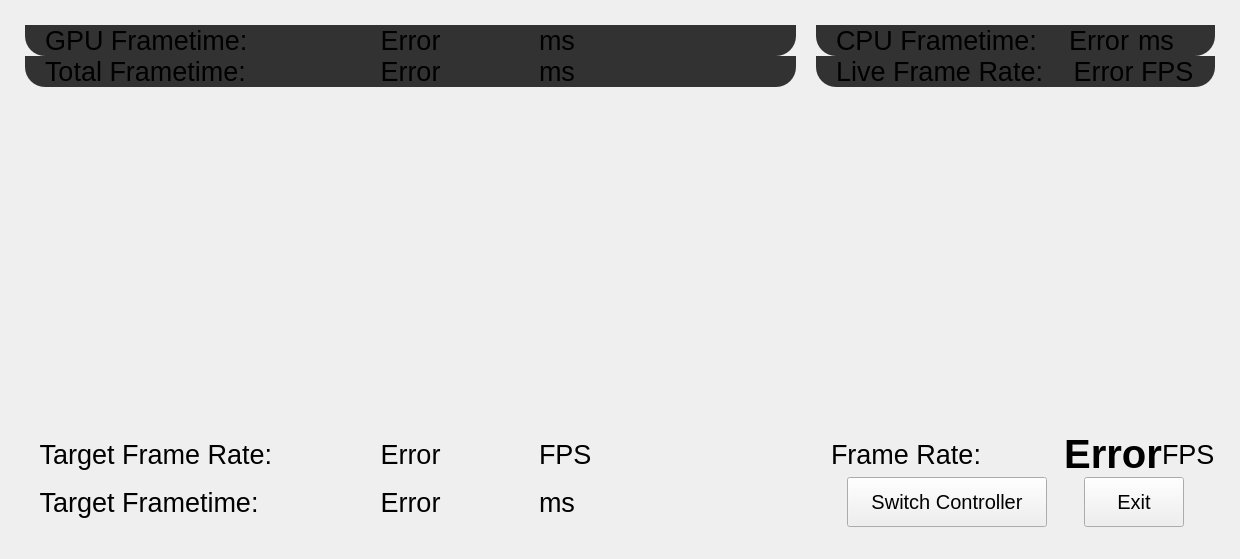
Before: the Qt Designer form src/userinterface/dashboardui.ui in Trixxle/SeamenPerformanceOverlay, drawn with Qt 5.
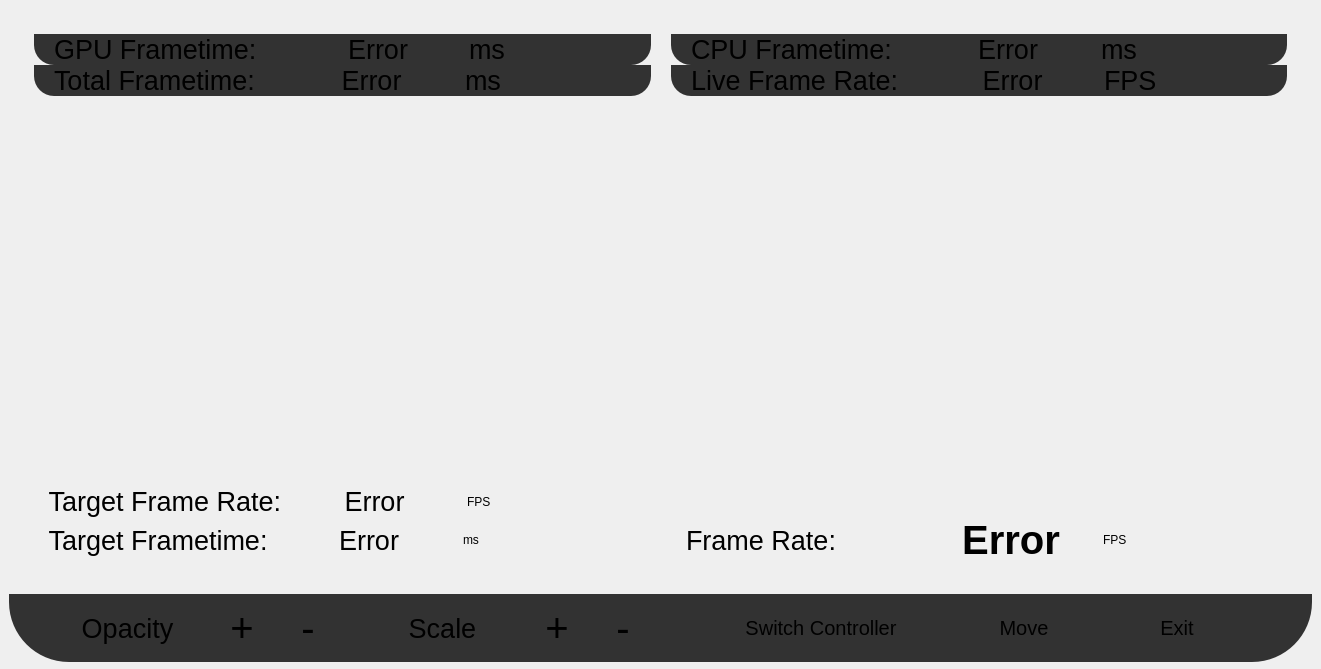
After: the same form once the commit is applied.

Commit message: UI changes, opacity settings, scale buttons not yet implemented. Moving the widget is more robust, switching controller works as intended. New bug: On CPU graph everything above 11.11ms isnt shows

Patch:
```diff
--- a/src/userinterface/dashboardui.ui
+++ b/src/userinterface/dashboardui.ui
@@ -6,8 +6,8 @@
    <rect>
     <x>0</x>
     <y>0</y>
-    <width>1240</width>
-    <height>559</height>
+    <width>1321</width>
+    <height>669</height>
    </rect>
   </property>
   <property name="windowTitle">
@@ -16,23 +16,32 @@
   <property name="windowOpacity">
    <double>0.850000000000000</double>
   </property>
-  <widget class="QWidget" name="gridLayoutWidget_2">
+  <widget class="QFrame" name="mainFrame">
+   <property name="enabled">
+    <bool>true</bool>
+   </property>
    <property name="geometry">
     <rect>
      <x>0</x>
      <y>0</y>
-     <width>1240</width>
-     <height>552</height>
+     <width>1321</width>
+     <height>671</height>
     </rect>
    </property>
-   <property name="font">
-    <font>
-     <pointsize>20</pointsize>
-    </font>
+   <property name="styleSheet">
+    <string notr="true">border: none;</string>
    </property>
-   <layout class="QGridLayout" name="mainGridLayout" rowminimumheight="0,0,0,0,0">
+   <property name="frameShape">
+    <enum>QFrame::Shape::StyledPanel</enum>
+   </property>
+   <property name="frameShadow">
+    <enum>QFrame::Shadow::Raised</enum>
+   </property>
+   <layout class="QGridLayout" name="gridLayout">
+    <item row="0" column="0">
+     <layout class="QGridLayout" name="mainGridLayout" rowminimumheight="0,0,0,0,0,0,0">
     <property name="sizeConstraint">
-     <enum>QLayout::SizeConstraint::SetDefaultConstraint</enum>
+       <enum>QLayout::SizeConstraint::SetMinimumSize</enum>
     </property>
     <property name="leftMargin">
      <number>25</number>
@@ -53,306 +62,6 @@
      <number>0</number>
     </property>
     <item row="4" column="0">
-     <layout class="QHBoxLayout" name="RefreshRate">
-      <item>
-       <widget class="QLabel" name="headsetRefreshRateTitle">
-        <property name="minimumSize">
-         <size>
-          <width>0</width>
-          <height>0</height>
-         </size>
-        </property>
-        <property name="font">
-         <font>
-          <pointsize>20</pointsize>
-         </font>
-        </property>
-        <property name="text">
-         <string>  Target Frametime: </string>
-        </property>
-       </widget>
-      </item>
-      <item>
-       <widget class="QLabel" name="headsetRefreshRateLabel">
-        <property name="font">
-         <font>
-          <pointsize>20</pointsize>
-         </font>
-        </property>
-        <property name="text">
-         <string>Error</string>
-        </property>
-        <property name="alignment">
-         <set>Qt::AlignmentFlag::AlignCenter</set>
-        </property>
-       </widget>
-      </item>
-      <item>
-       <widget class="QLabel" name="label_2">
-        <property name="text">
-         <string>ms</string>
-        </property>
-       </widget>
-      </item>
-     </layout>
-    </item>
-    <item row="1" column="1">
-     <layout class="QHBoxLayout" name="LiveFrameRate">
-      <property name="spacing">
-       <number>0</number>
-      </property>
-      <item>
-       <widget class="QLabel" name="frameRateTitle">
-        <property name="minimumSize">
-         <size>
-          <width>0</width>
-          <height>0</height>
-         </size>
-        </property>
-        <property name="font">
-         <font>
-          <pointsize>20</pointsize>
-         </font>
-        </property>
-        <property name="styleSheet">
-         <string notr="true">background-color: rgb(50, 50, 50);
-border-top-left-radius: 0px;   
-border-top-right-radius: 0px;  
-border-bottom-left-radius: 20px; 
-border-bottom-right-radius: 0px;</string>
-        </property>
-        <property name="text">
-         <string>Live Frame Rate:   </string>
-        </property>
-        <property name="margin">
-         <number>2</number>
-        </property>
-        <property name="indent">
-         <number>20</number>
-        </property>
-       </widget>
-      </item>
-      <item>
-       <widget class="QLabel" name="frameRateLabel">
-        <property name="font">
-         <font>
-          <pointsize>20</pointsize>
-          <italic>false</italic>
-          <bold>false</bold>
-         </font>
-        </property>
-        <property name="styleSheet">
-         <string notr="true">background-color: rgb(50, 50, 50);
-border-top-left-radius: 0px;   
-border-top-right-radius: 0px;  
-border-bottom-left-radius: 0px; 
-border-bottom-right-radius: 0px;</string>
-        </property>
-        <property name="text">
-         <string>Error</string>
-        </property>
-        <property name="alignment">
-         <set>Qt::AlignmentFlag::AlignCenter</set>
-        </property>
-        <property name="margin">
-         <number>2</number>
-        </property>
-       </widget>
-      </item>
-      <item>
-       <widget class="QLabel" name="label_5">
-        <property name="font">
-         <font>
-          <pointsize>20</pointsize>
-         </font>
-        </property>
-        <property name="styleSheet">
-         <string notr="true">background-color: rgb(50, 50, 50);
-border-top-left-radius: 0px;   
-border-top-right-radius: 0px;  
-border-bottom-left-radius: 0px; 
-border-bottom-right-radius: 20px;</string>
-        </property>
-        <property name="text">
-         <string>FPS</string>
-        </property>
-        <property name="margin">
-         <number>2</number>
-        </property>
-       </widget>
-      </item>
-     </layout>
-    </item>
-    <item row="4" column="1">
-     <layout class="QHBoxLayout" name="interactionLayout">
-      <property name="spacing">
-       <number>6</number>
-      </property>
-      <item>
-       <widget class="QPushButton" name="moveButton">
-        <property name="minimumSize">
-         <size>
-          <width>200</width>
-          <height>50</height>
-         </size>
-        </property>
-        <property name="maximumSize">
-         <size>
-          <width>200</width>
-          <height>50</height>
-         </size>
-        </property>
-        <property name="font">
-         <font>
-          <pointsize>15</pointsize>
-         </font>
-        </property>
-        <property name="text">
-         <string>Switch Controller</string>
-        </property>
-       </widget>
-      </item>
-      <item>
-       <widget class="QPushButton" name="exitButton">
-        <property name="minimumSize">
-         <size>
-          <width>100</width>
-          <height>50</height>
-         </size>
-        </property>
-        <property name="maximumSize">
-         <size>
-          <width>100</width>
-          <height>50</height>
-         </size>
-        </property>
-        <property name="font">
-         <font>
-          <pointsize>15</pointsize>
-          <bold>false</bold>
-         </font>
-        </property>
-        <property name="styleSheet">
-         <string notr="true"/>
-        </property>
-        <property name="text">
-         <string>Exit</string>
-        </property>
-       </widget>
-      </item>
-     </layout>
-    </item>
-    <item row="0" column="0">
-     <layout class="QHBoxLayout" name="GPU" stretch="0,0,0">
-      <property name="spacing">
-       <number>0</number>
-      </property>
-      <property name="sizeConstraint">
-       <enum>QLayout::SizeConstraint::SetDefaultConstraint</enum>
-      </property>
-      <property name="leftMargin">
-       <number>0</number>
-      </property>
-      <property name="rightMargin">
-       <number>0</number>
-      </property>
-      <property name="bottomMargin">
-       <number>0</number>
-      </property>
-      <item>
-       <widget class="QLabel" name="gpuFrameTimeTitle">
-        <property name="minimumSize">
-         <size>
-          <width>0</width>
-          <height>0</height>
-         </size>
-        </property>
-        <property name="font">
-         <font>
-          <pointsize>20</pointsize>
-         </font>
-        </property>
-        <property name="styleSheet">
-         <string notr="true">background-color: rgb(50, 50, 50);
-border-top-left-radius: 0px;   
-border-top-right-radius: 0px;  
-border-bottom-left-radius: 20px; 
-border-bottom-right-radius: 0px;</string>
-        </property>
-        <property name="text">
-         <string>GPU Frametime:    </string>
-        </property>
-        <property name="margin">
-         <number>2</number>
-        </property>
-        <property name="indent">
-         <number>20</number>
-        </property>
-       </widget>
-      </item>
-      <item>
-       <widget class="QLabel" name="gpuFrameTimeLabel">
-        <property name="font">
-         <font>
-          <pointsize>20</pointsize>
-         </font>
-        </property>
-        <property name="styleSheet">
-         <string notr="true">background-color: rgb(50, 50, 50);
-border-top-left-radius: 0px;   
-border-top-right-radius: 0px;  
-border-bottom-left-radius: 0px; 
-border-bottom-right-radius: 0px;</string>
-        </property>
-        <property name="text">
-         <string>Error</string>
-        </property>
-        <property name="alignment">
-         <set>Qt::AlignmentFlag::AlignCenter</set>
-        </property>
-        <property name="margin">
-         <number>2</number>
-        </property>
-       </widget>
-      </item>
-      <item>
-       <widget class="QLabel" name="label">
-        <property name="font">
-         <font>
-          <pointsize>20</pointsize>
-         </font>
-        </property>
-        <property name="styleSheet">
-         <string notr="true">background-color: rgb(50, 50, 50);
-border-top-left-radius: 0px;   
-border-top-right-radius: 0px;  
-border-bottom-left-radius: 0px; 
-border-bottom-right-radius: 20px;</string>
-        </property>
-        <property name="text">
-         <string>ms</string>
-        </property>
-        <property name="margin">
-         <number>2</number>
-        </property>
-       </widget>
-      </item>
-     </layout>
-    </item>
-    <item row="2" column="0">
-     <spacer name="verticalSpacer">
-      <property name="orientation">
-       <enum>Qt::Orientation::Vertical</enum>
-      </property>
-      <property name="sizeHint" stdset="0">
-       <size>
-        <width>10</width>
-        <height>10</height>
-       </size>
-      </property>
-     </spacer>
-    </item>
-    <item row="3" column="0">
      <layout class="QHBoxLayout" name="TargetFrameRate">
       <item>
        <widget class="QLabel" name="targetFrameRateTitle">
@@ -402,8 +111,54 @@
       </item>
      </layout>
     </item>
-    <item row="0" column="1">
-     <layout class="QHBoxLayout" name="CPU">
+      <item row="5" column="1">
+       <layout class="QHBoxLayout" name="FrameRate">
+        <item>
+         <widget class="QLabel" name="smoothFrameRateTitle">
+          <property name="minimumSize">
+           <size>
+            <width>0</width>
+            <height>0</height>
+           </size>
+          </property>
+          <property name="font">
+           <font>
+            <pointsize>20</pointsize>
+           </font>
+          </property>
+          <property name="text">
+           <string>  Frame Rate:           </string>
+          </property>
+         </widget>
+        </item>
+        <item>
+         <widget class="QLabel" name="smoothFrameRateLabel">
+          <property name="font">
+           <font>
+            <pointsize>30</pointsize>
+            <italic>false</italic>
+            <bold>true</bold>
+           </font>
+          </property>
+          <property name="text">
+           <string>Error</string>
+          </property>
+          <property name="alignment">
+           <set>Qt::AlignmentFlag::AlignCenter</set>
+          </property>
+         </widget>
+        </item>
+        <item>
+         <widget class="QLabel" name="label_7">
+          <property name="text">
+           <string>FPS</string>
+          </property>
+         </widget>
+        </item>
+       </layout>
+      </item>
+      <item row="0" column="0">
+       <layout class="QHBoxLayout" name="GPU" stretch="0,0,0">
       <property name="spacing">
        <number>0</number>
       </property>
@@ -413,11 +168,14 @@
       <property name="leftMargin">
        <number>0</number>
       </property>
-      <property name="topMargin">
+        <property name="rightMargin">
+         <number>0</number>
+        </property>
+        <property name="bottomMargin">
        <number>0</number>
       </property>
       <item>
-       <widget class="QLabel" name="cpuFrameTimeTitle">
+         <widget class="QLabel" name="gpuFrameTimeTitle">
         <property name="minimumSize">
          <size>
           <width>0</width>
@@ -437,7 +195,7 @@
 border-bottom-right-radius: 0px;</string>
         </property>
         <property name="text">
-         <string>CPU Frametime:   </string>
+           <string>GPU Frametime:    </string>
         </property>
         <property name="margin">
          <number>2</number>
@@ -448,7 +206,7 @@
        </widget>
       </item>
       <item>
-       <widget class="QLabel" name="cpuFrameTimeLabel">
+         <widget class="QLabel" name="gpuFrameTimeLabel">
         <property name="font">
          <font>
           <pointsize>20</pointsize>
@@ -473,7 +231,7 @@
        </widget>
       </item>
       <item>
-       <widget class="QLabel" name="label_4">
+         <widget class="QLabel" name="label">
         <property name="font">
          <font>
           <pointsize>20</pointsize>
@@ -587,10 +345,22 @@
       </item>
      </layout>
     </item>
-    <item row="3" column="1">
-     <layout class="QHBoxLayout" name="FrameRate">
+      <item row="0" column="1">
+       <layout class="QHBoxLayout" name="CPU">
+        <property name="spacing">
+         <number>0</number>
+        </property>
+        <property name="sizeConstraint">
+         <enum>QLayout::SizeConstraint::SetDefaultConstraint</enum>
+        </property>
+        <property name="leftMargin">
+         <number>0</number>
+        </property>
+        <property name="topMargin">
+         <number>0</number>
+        </property>
       <item>
-       <widget class="QLabel" name="smoothFrameRateTitle">
+         <widget class="QLabel" name="cpuFrameTimeTitle">
         <property name="minimumSize">
          <size>
           <width>0</width>
@@ -602,36 +372,549 @@
           <pointsize>20</pointsize>
          </font>
         </property>
+          <property name="styleSheet">
+           <string notr="true">background-color: rgb(50, 50, 50);
+border-top-left-radius: 0px;   
+border-top-right-radius: 0px;  
+border-bottom-left-radius: 20px; 
+border-bottom-right-radius: 0px;</string>
+          </property>
         <property name="text">
-         <string>  Frame Rate:           </string>
-        </property>
+           <string>CPU Frametime:   </string>
+          </property>
+          <property name="margin">
+           <number>2</number>
+          </property>
+          <property name="indent">
+           <number>20</number>
+          </property>
        </widget>
       </item>
       <item>
-       <widget class="QLabel" name="smoothFrameRateLabel">
+         <widget class="QLabel" name="cpuFrameTimeLabel">
         <property name="font">
          <font>
-          <pointsize>30</pointsize>
+            <pointsize>20</pointsize>
+           </font>
+          </property>
+          <property name="styleSheet">
+           <string notr="true">background-color: rgb(50, 50, 50);
+border-top-left-radius: 0px;   
+border-top-right-radius: 0px;  
+border-bottom-left-radius: 0px; 
+border-bottom-right-radius: 0px;</string>
+          </property>
+          <property name="text">
+           <string>Error</string>
+          </property>
+          <property name="alignment">
+           <set>Qt::AlignmentFlag::AlignCenter</set>
+          </property>
+          <property name="margin">
+           <number>2</number>
+          </property>
+         </widget>
+        </item>
+        <item>
+         <widget class="QLabel" name="label_4">
+          <property name="font">
+           <font>
+            <pointsize>20</pointsize>
+           </font>
+          </property>
+          <property name="styleSheet">
+           <string notr="true">background-color: rgb(50, 50, 50);
+border-top-left-radius: 0px;   
+border-top-right-radius: 0px;  
+border-bottom-left-radius: 0px; 
+border-bottom-right-radius: 20px;</string>
+          </property>
+          <property name="text">
+           <string>ms</string>
+          </property>
+          <property name="margin">
+           <number>2</number>
+          </property>
+         </widget>
+        </item>
+       </layout>
+      </item>
+      <item row="1" column="1">
+       <layout class="QHBoxLayout" name="LiveFrameRate">
+        <property name="spacing">
+         <number>0</number>
+        </property>
+        <item>
+         <widget class="QLabel" name="frameRateTitle">
+          <property name="minimumSize">
+           <size>
+            <width>0</width>
+            <height>0</height>
+           </size>
+          </property>
+          <property name="font">
+           <font>
+            <pointsize>20</pointsize>
+           </font>
+          </property>
+          <property name="styleSheet">
+           <string notr="true">background-color: rgb(50, 50, 50);
+border-top-left-radius: 0px;   
+border-top-right-radius: 0px;  
+border-bottom-left-radius: 20px; 
+border-bottom-right-radius: 0px;</string>
+          </property>
+          <property name="text">
+           <string>Live Frame Rate:   </string>
+          </property>
+          <property name="margin">
+           <number>2</number>
+          </property>
+          <property name="indent">
+           <number>20</number>
+          </property>
+         </widget>
+        </item>
+        <item>
+         <widget class="QLabel" name="frameRateLabel">
+          <property name="font">
+           <font>
+            <pointsize>20</pointsize>
           <italic>false</italic>
-          <bold>true</bold>
-         </font>
-        </property>
+            <bold>false</bold>
+           </font>
+          </property>
+          <property name="styleSheet">
+           <string notr="true">background-color: rgb(50, 50, 50);
+border-top-left-radius: 0px;   
+border-top-right-radius: 0px;  
+border-bottom-left-radius: 0px; 
+border-bottom-right-radius: 0px;</string>
+          </property>
         <property name="text">
          <string>Error</string>
         </property>
         <property name="alignment">
          <set>Qt::AlignmentFlag::AlignCenter</set>
         </property>
+          <property name="margin">
+           <number>2</number>
+          </property>
        </widget>
       </item>
       <item>
-       <widget class="QLabel" name="label_7">
+         <widget class="QLabel" name="label_5">
+          <property name="font">
+           <font>
+            <pointsize>20</pointsize>
+           </font>
+          </property>
+          <property name="styleSheet">
+           <string notr="true">background-color: rgb(50, 50, 50);
+border-top-left-radius: 0px;   
+border-top-right-radius: 0px;  
+border-bottom-left-radius: 0px; 
+border-bottom-right-radius: 20px;</string>
+          </property>
         <property name="text">
          <string>FPS</string>
         </property>
+          <property name="margin">
+           <number>2</number>
+          </property>
        </widget>
       </item>
      </layout>
+      </item>
+      <item row="2" column="0">
+       <spacer name="verticalSpacer">
+        <property name="orientation">
+         <enum>Qt::Orientation::Vertical</enum>
+        </property>
+        <property name="sizeHint" stdset="0">
+         <size>
+          <width>10</width>
+          <height>15</height>
+         </size>
+        </property>
+       </spacer>
+      </item>
+      <item row="5" column="0">
+       <layout class="QHBoxLayout" name="RefreshRate">
+        <item>
+         <widget class="QLabel" name="headsetRefreshRateTitle">
+          <property name="minimumSize">
+           <size>
+            <width>0</width>
+            <height>0</height>
+           </size>
+          </property>
+          <property name="font">
+           <font>
+            <pointsize>20</pointsize>
+           </font>
+          </property>
+          <property name="text">
+           <string>  Target Frametime: </string>
+          </property>
+         </widget>
+        </item>
+        <item>
+         <widget class="QLabel" name="headsetRefreshRateLabel">
+          <property name="font">
+           <font>
+            <pointsize>20</pointsize>
+           </font>
+          </property>
+          <property name="text">
+           <string>Error</string>
+          </property>
+          <property name="alignment">
+           <set>Qt::AlignmentFlag::AlignCenter</set>
+          </property>
+         </widget>
+        </item>
+        <item>
+         <widget class="QLabel" name="label_2">
+          <property name="text">
+           <string>ms</string>
+          </property>
+         </widget>
+        </item>
+       </layout>
+      </item>
+     </layout>
+    </item>
+    <item row="1" column="0">
+     <widget class="QFrame" name="interactionFrame">
+      <property name="sizePolicy">
+       <sizepolicy hsizetype="Ignored" vsizetype="Preferred">
+        <horstretch>0</horstretch>
+        <verstretch>0</verstretch>
+       </sizepolicy>
+      </property>
+      <property name="styleSheet">
+       <string notr="true">background-color: rgb(50, 50, 50);
+border-top-left-radius: 0px;   
+border-top-right-radius: 0px;  
+border-bottom-left-radius: 60px; 
+border-bottom-right-radius: 60px;</string>
+      </property>
+      <property name="frameShape">
+       <enum>QFrame::Shape::StyledPanel</enum>
+      </property>
+      <property name="frameShadow">
+       <enum>QFrame::Shadow::Raised</enum>
+      </property>
+      <layout class="QHBoxLayout" name="horizontalLayout">
+       <property name="leftMargin">
+        <number>35</number>
+       </property>
+       <property name="rightMargin">
+        <number>35</number>
+       </property>
+       <item>
+        <layout class="QHBoxLayout" name="settingsLayout">
+         <item>
+          <widget class="QLabel" name="opacityTitle">
+           <property name="font">
+            <font>
+             <pointsize>20</pointsize>
+            </font>
+           </property>
+           <property name="styleSheet">
+            <string notr="true"/>
+           </property>
+           <property name="text">
+            <string>Opacity</string>
+           </property>
+           <property name="alignment">
+            <set>Qt::AlignmentFlag::AlignCenter</set>
+           </property>
+          </widget>
+         </item>
+         <item>
+          <widget class="QPushButton" name="increaseOpacityButton">
+           <property name="minimumSize">
+            <size>
+             <width>50</width>
+             <height>50</height>
+            </size>
+           </property>
+           <property name="maximumSize">
+            <size>
+             <width>50</width>
+             <height>50</height>
+            </size>
+           </property>
+           <property name="font">
+            <font>
+             <pointsize>30</pointsize>
+             <italic>false</italic>
+             <bold>false</bold>
+             <strikeout>false</strikeout>
+             <kerning>true</kerning>
+            </font>
+           </property>
+           <property name="text">
+            <string>+</string>
+           </property>
+          </widget>
+         </item>
+         <item>
+          <spacer name="horizontalSpacer_5">
+           <property name="orientation">
+            <enum>Qt::Orientation::Horizontal</enum>
+           </property>
+           <property name="sizeType">
+            <enum>QSizePolicy::Policy::Preferred</enum>
+           </property>
+           <property name="sizeHint" stdset="0">
+            <size>
+             <width>10</width>
+             <height>20</height>
+            </size>
+           </property>
+          </spacer>
+         </item>
+         <item>
+          <widget class="QPushButton" name="decreaseOpacityButton">
+           <property name="minimumSize">
+            <size>
+             <width>50</width>
+             <height>50</height>
+            </size>
+           </property>
+           <property name="maximumSize">
+            <size>
+             <width>50</width>
+             <height>50</height>
+            </size>
+           </property>
+           <property name="font">
+            <font>
+             <pointsize>30</pointsize>
+            </font>
+           </property>
+           <property name="text">
+            <string>-</string>
+           </property>
+          </widget>
+         </item>
+         <item>
+          <spacer name="horizontalSpacer_7">
+           <property name="orientation">
+            <enum>Qt::Orientation::Horizontal</enum>
+           </property>
+           <property name="sizeType">
+            <enum>QSizePolicy::Policy::Preferred</enum>
+           </property>
+           <property name="sizeHint" stdset="0">
+            <size>
+             <width>20</width>
+             <height>20</height>
+            </size>
+           </property>
+          </spacer>
+         </item>
+         <item>
+          <widget class="QLabel" name="scaleTitle">
+           <property name="font">
+            <font>
+             <pointsize>20</pointsize>
+            </font>
+           </property>
+           <property name="text">
+            <string>Scale</string>
+           </property>
+           <property name="alignment">
+            <set>Qt::AlignmentFlag::AlignCenter</set>
+           </property>
+          </widget>
+         </item>
+         <item>
+          <widget class="QPushButton" name="increaseScaleButton">
+           <property name="minimumSize">
+            <size>
+             <width>50</width>
+             <height>50</height>
+            </size>
+           </property>
+           <property name="maximumSize">
+            <size>
+             <width>50</width>
+             <height>50</height>
+            </size>
+           </property>
+           <property name="font">
+            <font>
+             <pointsize>30</pointsize>
+            </font>
+           </property>
+           <property name="text">
+            <string>+</string>
+           </property>
+          </widget>
+         </item>
+         <item>
+          <spacer name="horizontalSpacer_6">
+           <property name="orientation">
+            <enum>Qt::Orientation::Horizontal</enum>
+           </property>
+           <property name="sizeType">
+            <enum>QSizePolicy::Policy::Preferred</enum>
+           </property>
+           <property name="sizeHint" stdset="0">
+            <size>
+             <width>10</width>
+             <height>20</height>
+            </size>
+           </property>
+          </spacer>
+         </item>
+         <item>
+          <widget class="QPushButton" name="decreaseScaleButton">
+           <property name="minimumSize">
+            <size>
+             <width>50</width>
+             <height>50</height>
+            </size>
+           </property>
+           <property name="maximumSize">
+            <size>
+             <width>50</width>
+             <height>50</height>
+            </size>
+           </property>
+           <property name="font">
+            <font>
+             <pointsize>30</pointsize>
+            </font>
+           </property>
+           <property name="text">
+            <string>-</string>
+           </property>
+          </widget>
+         </item>
+         <item>
+          <spacer name="horizontalSpacer_3">
+           <property name="orientation">
+            <enum>Qt::Orientation::Horizontal</enum>
+           </property>
+           <property name="sizeType">
+            <enum>QSizePolicy::Policy::Preferred</enum>
+           </property>
+           <property name="sizeHint" stdset="0">
+            <size>
+             <width>10</width>
+             <height>20</height>
+            </size>
+           </property>
+          </spacer>
+         </item>
+        </layout>
+       </item>
+       <item>
+        <layout class="QHBoxLayout" name="interactionLayout">
+         <property name="spacing">
+          <number>6</number>
+         </property>
+         <item>
+          <spacer name="horizontalSpacer">
+           <property name="orientation">
+            <enum>Qt::Orientation::Horizontal</enum>
+           </property>
+           <property name="sizeType">
+            <enum>QSizePolicy::Policy::Preferred</enum>
+           </property>
+           <property name="sizeHint" stdset="0">
+            <size>
+             <width>10</width>
+             <height>20</height>
+            </size>
+           </property>
+          </spacer>
+         </item>
+         <item>
+          <widget class="QPushButton" name="switchControllerButton">
+           <property name="minimumSize">
+            <size>
+             <width>200</width>
+             <height>50</height>
+            </size>
+           </property>
+           <property name="maximumSize">
+            <size>
+             <width>200</width>
+             <height>50</height>
+            </size>
+           </property>
+           <property name="font">
+            <font>
+             <pointsize>15</pointsize>
+            </font>
+           </property>
+           <property name="text">
+            <string>Switch Controller</string>
+           </property>
+          </widget>
+         </item>
+         <item>
+          <widget class="QPushButton" name="moveButton">
+           <property name="minimumSize">
+            <size>
+             <width>100</width>
+             <height>50</height>
+            </size>
+           </property>
+           <property name="maximumSize">
+            <size>
+             <width>100</width>
+             <height>50</height>
+            </size>
+           </property>
+           <property name="font">
+            <font>
+             <pointsize>15</pointsize>
+            </font>
+           </property>
+           <property name="text">
+            <string>Move</string>
+           </property>
+          </widget>
+         </item>
+         <item>
+          <widget class="QPushButton" name="exitButton">
+           <property name="minimumSize">
+            <size>
+             <width>100</width>
+             <height>50</height>
+            </size>
+           </property>
+           <property name="maximumSize">
+            <size>
+             <width>100</width>
+             <height>50</height>
+            </size>
+           </property>
+           <property name="font">
+            <font>
+             <pointsize>15</pointsize>
+             <bold>false</bold>
+            </font>
+           </property>
+           <property name="styleSheet">
+            <string notr="true"/>
+           </property>
+           <property name="text">
+            <string>Exit</string>
+           </property>
+          </widget>
+         </item>
+        </layout>
+       </item>
+      </layout>
+     </widget>
     </item>
    </layout>
   </widget>
```
Lines whose indentation alone changed are shown as unchanged. The commit also changes 5 other files.
